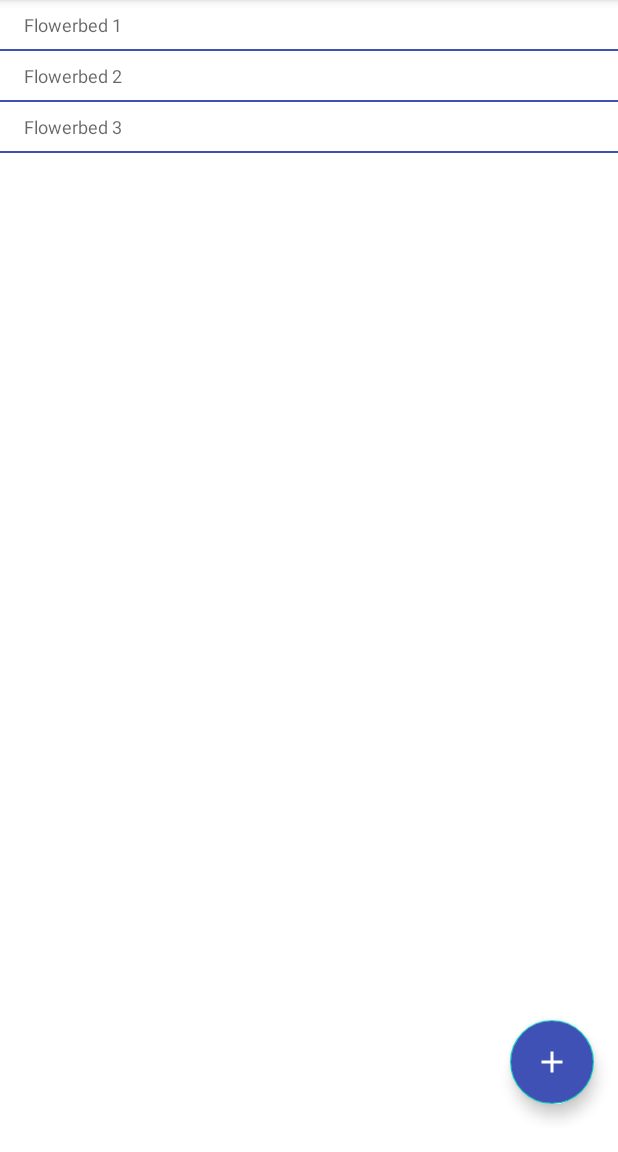
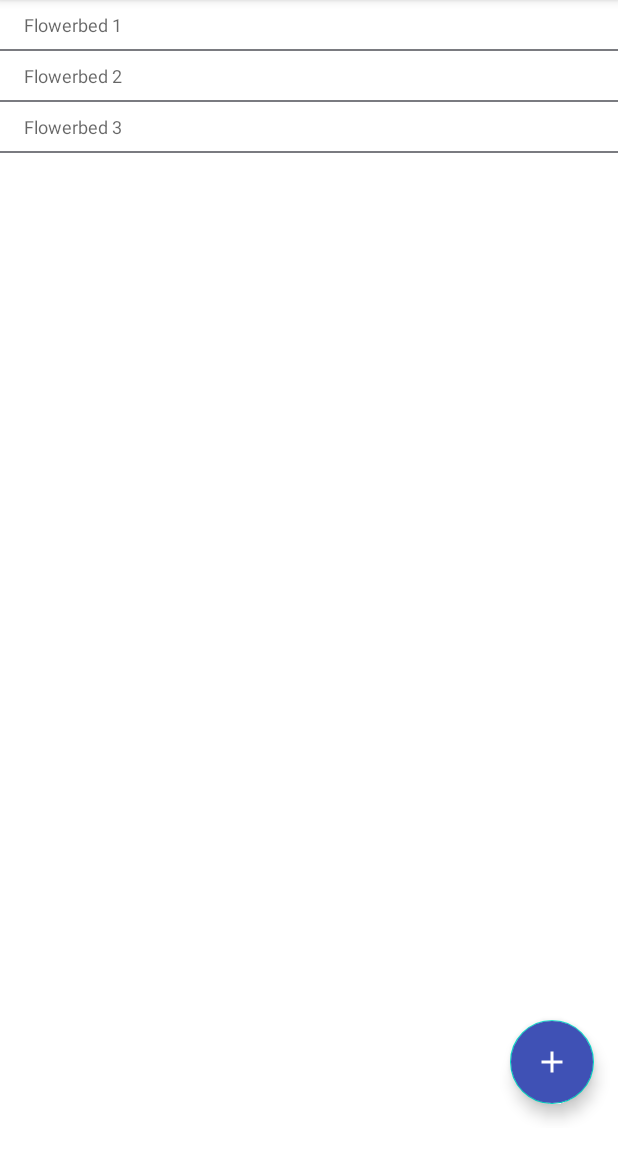
Before and after one commit to irepkina/MyGarden, an Android app: the screen it shows after launch (MainActivity), on a phone screen of 412 x 824 dp, the part 84-1236 px from its top. Run offline under Robolectric (Android 15) with nearby library versions, the phone set to English and light mode, and no system bars; our stand-ins replace Room's generated code, RxJava.

Commit message:
изменен цвет разделителя в списках

```diff
--- a/app/src/main/res/drawable/recycleview_divider.xml
+++ b/app/src/main/res/drawable/recycleview_divider.xml
@@ -1,4 +1,4 @@
 <shape xmlns:android="http://schemas.android.com/apk/res/android" android:shape="rectangle">
-    <solid android:color="@color/color_blue"/>
+    <solid android:color="@color/color_grey"/>
     <size android:height="1dp"/>
 </shape>
--- a/app/src/main/res/values/colors.xml
+++ b/app/src/main/res/values/colors.xml
@@ -8,4 +8,5 @@
     <color name="black">#FF000000</color>
     <color name="white">#FFFFFFFF</color>
     <color name="color_blue">#3F51B5</color>
+    <color name="color_grey">#7A7B80</color>
 </resources>
```
